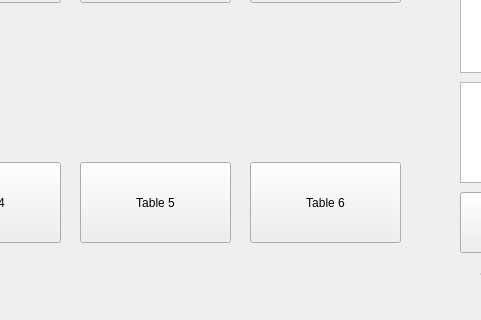
Above: home.ui from cinxdy/Dae-Ta before the change; both pictures show x 390 to 871 and y 164 to 484 of the 1080 by 484 pixel window. Below: the same form after it.
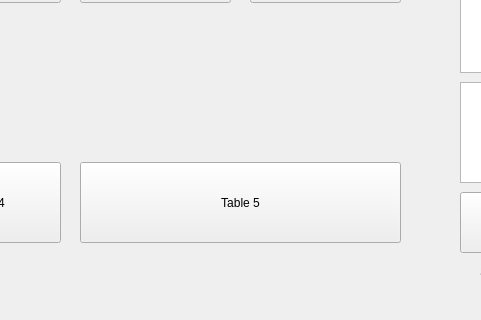
That is the form after the change.

Patch:
```diff
--- a/home.ui
+++ b/home.ui
@@ -84,7 +84,7 @@
      <rect>
       <x>470</x>
       <y>290</y>
-      <width>151</width>
+      <width>321</width>
       <height>81</height>
      </rect>
     </property>
@@ -92,19 +92,6 @@
      <string>Table 5</string>
     </property>
    </widget>
-   <widget class="QPushButton" name="btnTable6">
-    <property name="geometry">
-     <rect>
-      <x>640</x>
-      <y>290</y>
-      <width>151</width>
-      <height>81</height>
-     </rect>
-    </property>
-    <property name="text">
-     <string>Table 6</string>
-    </property>
-   </widget>
    <widget class="QTableWidget" name="tableServingOrder">
     <property name="geometry">
      <rect>
```
Left out of the diff: 2 changed lines with no effect on the pictures.
